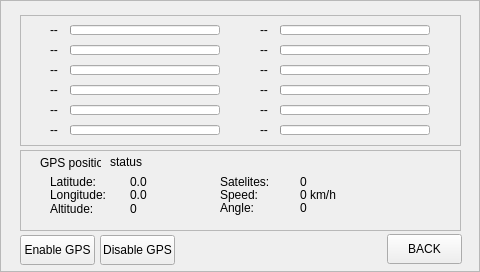
Qt form Pilocik/gpsinfowindow.ui (dotevo/Pilocik) before a commit.
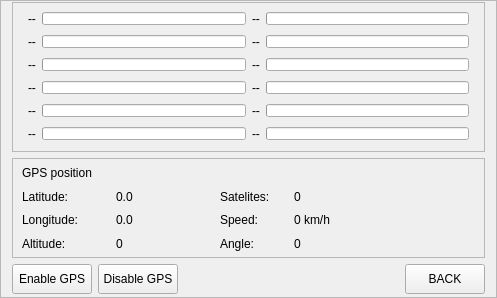
The same form after that commit.

Commit message: Speed widget, position marker, penguin-friendly file reading

```diff
--- a/Pilocik/gpsinfowindow.ui
+++ b/Pilocik/gpsinfowindow.ui
@@ -6,8 +6,8 @@
    <rect>
     <x>0</x>
     <y>0</y>
-    <width>480</width>
-    <height>272</height>
+    <width>497</width>
+    <height>298</height>
    </rect>
   </property>
   <property name="windowTitle">
@@ -19,643 +19,583 @@
   <property name="frameShadow">
    <enum>QFrame::Raised</enum>
   </property>
-  <widget class="QFrame" name="frame">
-   <property name="geometry">
-    <rect>
-     <x>20</x>
-     <y>15</y>
-     <width>441</width>
-     <height>131</height>
-    </rect>
-   </property>
-   <property name="frameShape">
-    <enum>QFrame::StyledPanel</enum>
-   </property>
-   <property name="frameShadow">
-    <enum>QFrame::Raised</enum>
-   </property>
-   <widget class="QLabel" name="sat_label_2">
-    <property name="geometry">
-     <rect>
-      <x>30</x>
-      <y>27</y>
-      <width>16</width>
-      <height>16</height>
-     </rect>
-    </property>
-    <property name="text">
-     <string>--</string>
-    </property>
-   </widget>
-   <widget class="QProgressBar" name="snr_2">
-    <property name="geometry">
-     <rect>
-      <x>50</x>
-      <y>30</y>
-      <width>150</width>
-      <height>10</height>
-     </rect>
-    </property>
-    <property name="value">
-     <number>0</number>
-    </property>
-    <property name="textVisible">
-     <bool>false</bool>
-    </property>
-   </widget>
-   <widget class="QLabel" name="sat_label_3">
-    <property name="geometry">
-     <rect>
-      <x>30</x>
-      <y>47</y>
-      <width>16</width>
-      <height>16</height>
-     </rect>
-    </property>
-    <property name="text">
-     <string>--</string>
-    </property>
-   </widget>
-   <widget class="QProgressBar" name="snr_3">
-    <property name="geometry">
-     <rect>
-      <x>50</x>
-      <y>50</y>
-      <width>150</width>
-      <height>10</height>
-     </rect>
-    </property>
-    <property name="value">
-     <number>0</number>
-    </property>
-    <property name="textVisible">
-     <bool>false</bool>
-    </property>
-   </widget>
-   <widget class="QLabel" name="sat_label_4">
-    <property name="geometry">
-     <rect>
-      <x>30</x>
-      <y>67</y>
-      <width>16</width>
-      <height>16</height>
-     </rect>
-    </property>
-    <property name="text">
-     <string>--</string>
-    </property>
-   </widget>
-   <widget class="QProgressBar" name="snr_4">
-    <property name="geometry">
-     <rect>
-      <x>50</x>
-      <y>70</y>
-      <width>150</width>
-      <height>10</height>
-     </rect>
-    </property>
-    <property name="value">
-     <number>0</number>
-    </property>
-    <property name="textVisible">
-     <bool>false</bool>
-    </property>
-   </widget>
-   <widget class="QLabel" name="sat_label_5">
-    <property name="geometry">
-     <rect>
-      <x>30</x>
-      <y>87</y>
-      <width>16</width>
-      <height>16</height>
-     </rect>
-    </property>
-    <property name="text">
-     <string>--</string>
-    </property>
-   </widget>
-   <widget class="QProgressBar" name="snr_5">
-    <property name="geometry">
-     <rect>
-      <x>50</x>
-      <y>90</y>
-      <width>150</width>
-      <height>10</height>
-     </rect>
-    </property>
-    <property name="value">
-     <number>0</number>
-    </property>
-    <property name="textVisible">
-     <bool>false</bool>
-    </property>
-   </widget>
-   <widget class="QLabel" name="sat_label_6">
-    <property name="geometry">
-     <rect>
-      <x>30</x>
-      <y>107</y>
-      <width>16</width>
-      <height>16</height>
-     </rect>
-    </property>
-    <property name="text">
-     <string>--</string>
-    </property>
-   </widget>
-   <widget class="QProgressBar" name="snr_6">
-    <property name="geometry">
-     <rect>
-      <x>50</x>
-      <y>110</y>
-      <width>150</width>
-      <height>10</height>
-     </rect>
-    </property>
-    <property name="value">
-     <number>0</number>
-    </property>
-    <property name="textVisible">
-     <bool>false</bool>
-    </property>
-   </widget>
-   <widget class="QLabel" name="sat_label_7">
-    <property name="geometry">
-     <rect>
-      <x>240</x>
-      <y>7</y>
-      <width>16</width>
-      <height>16</height>
-     </rect>
-    </property>
-    <property name="text">
-     <string>--</string>
-    </property>
-   </widget>
-   <widget class="QProgressBar" name="snr_7">
-    <property name="geometry">
-     <rect>
-      <x>260</x>
-      <y>10</y>
-      <width>150</width>
-      <height>10</height>
-     </rect>
-    </property>
-    <property name="value">
-     <number>0</number>
-    </property>
-    <property name="textVisible">
-     <bool>false</bool>
-    </property>
-   </widget>
-   <widget class="QLabel" name="sat_label_8">
-    <property name="geometry">
-     <rect>
-      <x>240</x>
-      <y>27</y>
-      <width>16</width>
-      <height>16</height>
-     </rect>
-    </property>
-    <property name="text">
-     <string>--</string>
-    </property>
-   </widget>
-   <widget class="QProgressBar" name="snr_8">
-    <property name="geometry">
-     <rect>
-      <x>260</x>
-      <y>30</y>
-      <width>150</width>
-      <height>10</height>
-     </rect>
-    </property>
-    <property name="value">
-     <number>0</number>
-    </property>
-    <property name="textVisible">
-     <bool>false</bool>
-    </property>
-   </widget>
-   <widget class="QLabel" name="sat_label_9">
-    <property name="geometry">
-     <rect>
-      <x>240</x>
-      <y>47</y>
-      <width>16</width>
-      <height>16</height>
-     </rect>
-    </property>
-    <property name="text">
-     <string>--</string>
-    </property>
-   </widget>
-   <widget class="QProgressBar" name="snr_9">
-    <property name="geometry">
-     <rect>
-      <x>260</x>
-      <y>50</y>
-      <width>150</width>
-      <height>10</height>
-     </rect>
-    </property>
-    <property name="value">
-     <number>0</number>
-    </property>
-    <property name="textVisible">
-     <bool>false</bool>
-    </property>
-   </widget>
-   <widget class="QLabel" name="sat_label_10">
-    <property name="geometry">
-     <rect>
-      <x>240</x>
-      <y>67</y>
-      <width>16</width>
-      <height>16</height>
-     </rect>
-    </property>
-    <property name="text">
-     <string>--</string>
-    </property>
-   </widget>
-   <widget class="QProgressBar" name="snr_10">
-    <property name="geometry">
-     <rect>
-      <x>260</x>
-      <y>70</y>
-      <width>150</width>
-      <height>10</height>
-     </rect>
-    </property>
-    <property name="value">
-     <number>0</number>
-    </property>
-    <property name="textVisible">
-     <bool>false</bool>
-    </property>
-   </widget>
-   <widget class="QLabel" name="sat_label_11">
-    <property name="geometry">
-     <rect>
-      <x>240</x>
-      <y>87</y>
-      <width>16</width>
-      <height>16</height>
-     </rect>
-    </property>
-    <property name="text">
-     <string>--</string>
-    </property>
-   </widget>
-   <widget class="QProgressBar" name="snr_11">
-    <property name="geometry">
-     <rect>
-      <x>260</x>
-      <y>90</y>
-      <width>150</width>
-      <height>10</height>
-     </rect>
-    </property>
-    <property name="value">
-     <number>0</number>
-    </property>
-    <property name="textVisible">
-     <bool>false</bool>
-    </property>
-   </widget>
-   <widget class="QLabel" name="sat_label_12">
-    <property name="geometry">
-     <rect>
-      <x>240</x>
-      <y>107</y>
-      <width>16</width>
-      <height>16</height>
-     </rect>
-    </property>
-    <property name="text">
-     <string>--</string>
-    </property>
-   </widget>
-   <widget class="QProgressBar" name="snr_12">
-    <property name="geometry">
-     <rect>
-      <x>260</x>
-      <y>110</y>
-      <width>150</width>
-      <height>10</height>
-     </rect>
-    </property>
-    <property name="value">
-     <number>0</number>
-    </property>
-    <property name="textVisible">
-     <bool>false</bool>
-    </property>
-   </widget>
-   <widget class="QLabel" name="sat_label_1">
-    <property name="geometry">
-     <rect>
-      <x>30</x>
-      <y>7</y>
-      <width>16</width>
-      <height>16</height>
-     </rect>
-    </property>
-    <property name="text">
-     <string>--</string>
-    </property>
-   </widget>
-   <widget class="QProgressBar" name="snr_1">
-    <property name="geometry">
-     <rect>
-      <x>50</x>
-      <y>10</y>
-      <width>150</width>
-      <height>10</height>
-     </rect>
-    </property>
-    <property name="value">
-     <number>0</number>
-    </property>
-    <property name="textVisible">
-     <bool>false</bool>
-    </property>
-   </widget>
-  </widget>
-  <widget class="QPushButton" name="gpsInfoBackButton">
-   <property name="geometry">
-    <rect>
-     <x>387</x>
-     <y>234</y>
-     <width>75</width>
-     <height>30</height>
-    </rect>
-   </property>
-   <property name="sizePolicy">
-    <sizepolicy hsizetype="Fixed" vsizetype="Fixed">
-     <horstretch>0</horstretch>
-     <verstretch>0</verstretch>
-    </sizepolicy>
-   </property>
-   <property name="minimumSize">
-    <size>
-     <width>0</width>
-     <height>30</height>
-    </size>
-   </property>
-   <property name="text">
-    <string>BACK</string>
-   </property>
-  </widget>
-  <widget class="QPushButton" name="startGPSButton">
-   <property name="geometry">
-    <rect>
-     <x>20</x>
-     <y>235</y>
-     <width>75</width>
-     <height>30</height>
-    </rect>
-   </property>
-   <property name="sizePolicy">
-    <sizepolicy hsizetype="Fixed" vsizetype="Fixed">
-     <horstretch>0</horstretch>
-     <verstretch>0</verstretch>
-    </sizepolicy>
-   </property>
-   <property name="minimumSize">
-    <size>
-     <width>0</width>
-     <height>30</height>
-    </size>
-   </property>
-   <property name="text">
-    <string>Enable GPS</string>
-   </property>
-  </widget>
-  <widget class="QPushButton" name="stopGPSButton">
-   <property name="geometry">
-    <rect>
-     <x>100</x>
-     <y>235</y>
-     <width>75</width>
-     <height>30</height>
-    </rect>
-   </property>
-   <property name="sizePolicy">
-    <sizepolicy hsizetype="Fixed" vsizetype="Fixed">
-     <horstretch>0</horstretch>
-     <verstretch>0</verstretch>
-    </sizepolicy>
-   </property>
-   <property name="minimumSize">
-    <size>
-     <width>0</width>
-     <height>30</height>
-    </size>
-   </property>
-   <property name="text">
-    <string>Disable GPS</string>
-   </property>
-  </widget>
-  <widget class="QFrame" name="frame_2">
-   <property name="geometry">
-    <rect>
-     <x>20</x>
-     <y>150</y>
-     <width>441</width>
-     <height>81</height>
-    </rect>
-   </property>
-   <property name="frameShape">
-    <enum>QFrame::StyledPanel</enum>
-   </property>
-   <property name="frameShadow">
-    <enum>QFrame::Raised</enum>
-   </property>
-   <widget class="QLabel" name="label">
-    <property name="geometry">
-     <rect>
-      <x>20</x>
-      <y>5</y>
-      <width>61</width>
-      <height>16</height>
-     </rect>
-    </property>
-    <property name="text">
-     <string>GPS position</string>
-    </property>
-   </widget>
-   <widget class="QLabel" name="label_2">
-    <property name="geometry">
-     <rect>
-      <x>30</x>
-      <y>24</y>
-      <width>71</width>
-      <height>16</height>
-     </rect>
-    </property>
-    <property name="text">
-     <string>Latitude:</string>
-    </property>
-   </widget>
-   <widget class="QLabel" name="label_3">
-    <property name="geometry">
-     <rect>
-      <x>30</x>
-      <y>37</y>
-      <width>71</width>
-      <height>16</height>
-     </rect>
-    </property>
-    <property name="text">
-     <string>Longitude:</string>
-    </property>
-   </widget>
-   <widget class="QLabel" name="label_4">
-    <property name="geometry">
-     <rect>
-      <x>30</x>
-      <y>51</y>
-      <width>61</width>
-      <height>16</height>
-     </rect>
-    </property>
-    <property name="text">
-     <string>Altitude:</string>
-    </property>
-   </widget>
-   <widget class="QLabel" name="label_5">
-    <property name="geometry">
-     <rect>
-      <x>200</x>
-      <y>24</y>
-      <width>61</width>
-      <height>16</height>
-     </rect>
-    </property>
-    <property name="text">
-     <string>Satelites:</string>
-    </property>
-   </widget>
-   <widget class="QLabel" name="label_6">
-    <property name="geometry">
-     <rect>
-      <x>200</x>
-      <y>37</y>
-      <width>61</width>
-      <height>16</height>
-     </rect>
-    </property>
-    <property name="text">
-     <string>Speed:</string>
-    </property>
-   </widget>
-   <widget class="QLabel" name="label_7">
-    <property name="geometry">
-     <rect>
-      <x>200</x>
-      <y>50</y>
-      <width>61</width>
-      <height>16</height>
-     </rect>
-    </property>
-    <property name="text">
-     <string>Angle:</string>
-    </property>
-   </widget>
-   <widget class="QLabel" name="speed">
-    <property name="geometry">
-     <rect>
-      <x>280</x>
-      <y>37</y>
-      <width>111</width>
-      <height>16</height>
-     </rect>
-    </property>
-    <property name="text">
-     <string>0 km/h</string>
-    </property>
-   </widget>
-   <widget class="QLabel" name="alt">
-    <property name="geometry">
-     <rect>
-      <x>110</x>
-      <y>51</y>
-      <width>51</width>
-      <height>16</height>
-     </rect>
-    </property>
-    <property name="text">
-     <string>0</string>
-    </property>
-   </widget>
-   <widget class="QLabel" name="angle">
-    <property name="geometry">
-     <rect>
-      <x>280</x>
-      <y>50</y>
-      <width>111</width>
-      <height>16</height>
-     </rect>
-    </property>
-    <property name="text">
-     <string>0</string>
-    </property>
-   </widget>
-   <widget class="QLabel" name="lat">
-    <property name="geometry">
-     <rect>
-      <x>110</x>
-      <y>24</y>
-      <width>51</width>
-      <height>16</height>
-     </rect>
-    </property>
-    <property name="text">
-     <string>0.0</string>
-    </property>
-   </widget>
-   <widget class="QLabel" name="satNo">
-    <property name="geometry">
-     <rect>
-      <x>280</x>
-      <y>24</y>
-      <width>111</width>
-      <height>16</height>
-     </rect>
-    </property>
-    <property name="text">
-     <string>0</string>
-    </property>
-   </widget>
-   <widget class="QLabel" name="lon">
-    <property name="geometry">
-     <rect>
-      <x>110</x>
-      <y>37</y>
-      <width>51</width>
-      <height>16</height>
-     </rect>
-    </property>
-    <property name="text">
-     <string>0.0</string>
-    </property>
-   </widget>
-   <widget class="QLabel" name="status">
-    <property name="geometry">
-     <rect>
-      <x>90</x>
-      <y>4</y>
-      <width>331</width>
-      <height>16</height>
-     </rect>
-    </property>
-    <property name="text">
-     <string>status</string>
-    </property>
-   </widget>
-  </widget>
+  <layout class="QGridLayout" name="gridLayout_2">
+   <property name="topMargin">
+    <number>0</number>
+   </property>
+   <property name="bottomMargin">
+    <number>0</number>
+   </property>
+   <property name="verticalSpacing">
+    <number>5</number>
+   </property>
+   <item row="1" column="0" colspan="6">
+    <widget class="QFrame" name="frame_2">
+     <property name="minimumSize">
+      <size>
+       <width>0</width>
+       <height>70</height>
+      </size>
+     </property>
+     <property name="maximumSize">
+      <size>
+       <width>16777215</width>
+       <height>100</height>
+      </size>
+     </property>
+     <property name="frameShape">
+      <enum>QFrame::StyledPanel</enum>
+     </property>
+     <property name="frameShadow">
+      <enum>QFrame::Raised</enum>
+     </property>
+     <layout class="QGridLayout" name="gridLayout_3">
+      <property name="topMargin">
+       <number>2</number>
+      </property>
+      <property name="bottomMargin">
+       <number>2</number>
+      </property>
+      <property name="horizontalSpacing">
+       <number>4</number>
+      </property>
+      <property name="verticalSpacing">
+       <number>0</number>
+      </property>
+      <item row="0" column="0">
+       <widget class="QLabel" name="label">
+        <property name="maximumSize">
+         <size>
+          <width>90</width>
+          <height>16777215</height>
+         </size>
+        </property>
+        <property name="text">
+         <string>GPS position</string>
+        </property>
+       </widget>
+      </item>
+      <item row="1" column="0">
+       <widget class="QLabel" name="label_2">
+        <property name="maximumSize">
+         <size>
+          <width>90</width>
+          <height>16777215</height>
+         </size>
+        </property>
+        <property name="text">
+         <string>Latitude:</string>
+        </property>
+       </widget>
+      </item>
+      <item row="1" column="1">
+       <widget class="QLabel" name="lat">
+        <property name="maximumSize">
+         <size>
+          <width>100</width>
+          <height>16777215</height>
+         </size>
+        </property>
+        <property name="text">
+         <string>0.0</string>
+        </property>
+       </widget>
+      </item>
+      <item row="1" column="2">
+       <widget class="QLabel" name="label_5">
+        <property name="maximumSize">
+         <size>
+          <width>70</width>
+          <height>16777215</height>
+         </size>
+        </property>
+        <property name="text">
+         <string>Satelites:</string>
+        </property>
+       </widget>
+      </item>
+      <item row="1" column="3">
+       <widget class="QLabel" name="satNo">
+        <property name="text">
+         <string>0</string>
+        </property>
+       </widget>
+      </item>
+      <item row="2" column="0">
+       <widget class="QLabel" name="label_3">
+        <property name="maximumSize">
+         <size>
+          <width>90</width>
+          <height>16777215</height>
+         </size>
+        </property>
+        <property name="text">
+         <string>Longitude:</string>
+        </property>
+       </widget>
+      </item>
+      <item row="2" column="1">
+       <widget class="QLabel" name="lon">
+        <property name="maximumSize">
+         <size>
+          <width>100</width>
+          <height>16777215</height>
+         </size>
+        </property>
+        <property name="text">
+         <string>0.0</string>
+        </property>
+       </widget>
+      </item>
+      <item row="2" column="2">
+       <widget class="QLabel" name="label_6">
+        <property name="maximumSize">
+         <size>
+          <width>70</width>
+          <height>16777215</height>
+         </size>
+        </property>
+        <property name="text">
+         <string>Speed:</string>
+        </property>
+       </widget>
+      </item>
+      <item row="2" column="3">
+       <widget class="QLabel" name="speed">
+        <property name="text">
+         <string>0 km/h</string>
+        </property>
+       </widget>
+      </item>
+      <item row="3" column="0">
+       <widget class="QLabel" name="label_4">
+        <property name="maximumSize">
+         <size>
+          <width>90</width>
+          <height>16777215</height>
+         </size>
+        </property>
+        <property name="text">
+         <string>Altitude:</string>
+        </property>
+       </widget>
+      </item>
+      <item row="3" column="1">
+       <widget class="QLabel" name="alt">
+        <property name="maximumSize">
+         <size>
+          <width>100</width>
+          <height>16777215</height>
+         </size>
+        </property>
+        <property name="text">
+         <string>0</string>
+        </property>
+       </widget>
+      </item>
+      <item row="3" column="2">
+       <widget class="QLabel" name="label_7">
+        <property name="maximumSize">
+         <size>
+          <width>70</width>
+          <height>16777215</height>
+         </size>
+        </property>
+        <property name="text">
+         <string>Angle:</string>
+        </property>
+       </widget>
+      </item>
+      <item row="3" column="3">
+       <widget class="QLabel" name="angle">
+        <property name="text">
+         <string>0</string>
+        </property>
+       </widget>
+      </item>
+      <item row="0" column="3">
+       <widget class="QLabel" name="status">
+        <property name="text">
+         <string> </string>
+        </property>
+       </widget>
+      </item>
+     </layout>
+    </widget>
+   </item>
+   <item row="2" column="5">
+    <widget class="QPushButton" name="gpsInfoBackButton">
+     <property name="sizePolicy">
+      <sizepolicy hsizetype="Fixed" vsizetype="Fixed">
+       <horstretch>0</horstretch>
+       <verstretch>0</verstretch>
+      </sizepolicy>
+     </property>
+     <property name="minimumSize">
+      <size>
+       <width>0</width>
+       <height>30</height>
+      </size>
+     </property>
+     <property name="text">
+      <string>BACK</string>
+     </property>
+    </widget>
+   </item>
+   <item row="2" column="0">
+    <widget class="QPushButton" name="startGPSButton">
+     <property name="sizePolicy">
+      <sizepolicy hsizetype="Fixed" vsizetype="Fixed">
+       <horstretch>0</horstretch>
+       <verstretch>0</verstretch>
+      </sizepolicy>
+     </property>
+     <property name="minimumSize">
+      <size>
+       <width>0</width>
+       <height>30</height>
+      </size>
+     </property>
+     <property name="text">
+      <string>Enable GPS</string>
+     </property>
+    </widget>
+   </item>
+   <item row="2" column="1">
+    <widget class="QPushButton" name="stopGPSButton">
+     <property name="sizePolicy">
+      <sizepolicy hsizetype="Fixed" vsizetype="Fixed">
+       <horstretch>0</horstretch>
+       <verstretch>0</verstretch>
+      </sizepolicy>
+     </property>
+     <property name="minimumSize">
+      <size>
+       <width>0</width>
+       <height>30</height>
+      </size>
+     </property>
+     <property name="text">
+      <string>Disable GPS</string>
+     </property>
+    </widget>
+   </item>
+   <item row="0" column="0" colspan="6">
+    <widget class="QFrame" name="frame">
+     <property name="minimumSize">
+      <size>
+       <width>0</width>
+       <height>100</height>
+      </size>
+     </property>
+     <property name="maximumSize">
+      <size>
+       <width>16777215</width>
+       <height>150</height>
+      </size>
+     </property>
+     <property name="frameShape">
+      <enum>QFrame::StyledPanel</enum>
+     </property>
+     <property name="frameShadow">
+      <enum>QFrame::Raised</enum>
+     </property>
+     <layout class="QGridLayout" name="gridLayout">
+      <property name="leftMargin">
+       <number>15</number>
+      </property>
+      <property name="topMargin">
+       <number>4</number>
+      </property>
+      <property name="rightMargin">
+       <number>15</number>
+      </property>
+      <property name="bottomMargin">
+       <number>4</number>
+      </property>
+      <property name="verticalSpacing">
+       <number>4</number>
+      </property>
+      <item row="0" column="0">
+       <widget class="QLabel" name="sat_label_1">
+        <property name="text">
+         <string>--</string>
+        </property>
+       </widget>
+      </item>
+      <item row="0" column="1">
+       <widget class="QProgressBar" name="snr_1">
+        <property name="maximumSize">
+         <size>
+          <width>16777215</width>
+          <height>13</height>
+         </size>
+        </property>
+        <property name="value">
+         <number>0</number>
+        </property>
+        <property name="textVisible">
+         <bool>false</bool>
+        </property>
+       </widget>
+      </item>
+      <item row="0" column="2">
+       <widget class="QLabel" name="sat_label_7">
+        <property name="text">
+         <string>--</string>
+        </property>
+       </widget>
+      </item>
+      <item row="0" column="3">
+       <widget class="QProgressBar" name="snr_7">
+        <property name="maximumSize">
+         <size>
+          <width>16777215</width>
+          <height>13</height>
+         </size>
+        </property>
+        <property name="value">
+         <number>0</number>
+        </property>
+        <property name="textVisible">
+         <bool>false</bool>
+        </property>
+       </widget>
+      </item>
+      <item row="1" column="0">
+       <widget class="QLabel" name="sat_label_2">
+        <property name="text">
+         <string>--</string>
+        </property>
+       </widget>
+      </item>
+      <item row="1" column="1">
+       <widget class="QProgressBar" name="snr_2">
+        <property name="maximumSize">
+         <size>
+          <width>16777215</width>
+          <height>13</height>
+         </size>
+        </property>
+        <property name="value">
+         <number>0</number>
+        </property>
+        <property name="textVisible">
+         <bool>false</bool>
+        </property>
+       </widget>
+      </item>
+      <item row="1" column="2">
+       <widget class="QLabel" name="sat_label_8">
+        <property name="text">
+         <string>--</string>
+        </property>
+       </widget>
+      </item>
+      <item row="1" column="3">
+       <widget class="QProgressBar" name="snr_8">
+        <property name="maximumSize">
+         <size>
+          <width>16777215</width>
+          <height>13</height>
+         </size>
+        </property>
+        <property name="value">
+         <number>0</number>
+        </property>
+        <property name="textVisible">
+         <bool>false</bool>
+        </property>
+       </widget>
+      </item>
+      <item row="2" column="0">
+       <widget class="QLabel" name="sat_label_3">
+        <property name="text">
+         <string>--</string>
+        </property>
+       </widget>
+      </item>
+      <item row="2" column="1">
+       <widget class="QProgressBar" name="snr_3">
+        <property name="maximumSize">
+         <size>
+          <width>16777215</width>
+          <height>13</height>
+         </size>
+        </property>
+        <property name="value">
+         <number>0</number>
+        </property>
+        <property name="textVisible">
+         <bool>false</bool>
+        </property>
+       </widget>
+      </item>
+      <item row="2" column="2">
+       <widget class="QLabel" name="sat_label_9">
+        <property name="text">
+         <string>--</string>
+        </property>
+       </widget>
+      </item>
+      <item row="2" column="3">
+       <widget class="QProgressBar" name="snr_9">
+        <property name="maximumSize">
+         <size>
+          <width>16777215</width>
+          <height>13</height>
+         </size>
+        </property>
+        <property name="value">
+         <number>0</number>
+        </property>
+        <property name="textVisible">
+         <bool>false</bool>
+        </property>
+       </widget>
+      </item>
+      <item row="3" column="0">
+       <widget class="QLabel" name="sat_label_4">
+        <property name="text">
+         <string>--</string>
+        </property>
+       </widget>
+      </item>
+      <item row="3" column="1">
+       <widget class="QProgressBar" name="snr_4">
+        <property name="maximumSize">
+         <size>
+          <width>16777215</width>
+          <height>13</height>
+         </size>
+        </property>
+        <property name="value">
+         <number>0</number>
+        </property>
+        <property name="textVisible">
+         <bool>false</bool>
+        </property>
+       </widget>
+      </item>
+      <item row="3" column="2">
+       <widget class="QLabel" name="sat_label_10">
+        <property name="text">
+         <string>--</string>
+        </property>
+       </widget>
+      </item>
+      <item row="3" column="3">
+       <widget class="QProgressBar" name="snr_10">
+        <property name="maximumSize">
+         <size>
+          <width>16777215</width>
+          <height>13</height>
+         </size>
+        </property>
+        <property name="value">
+         <number>0</number>
+        </property>
+        <property name="textVisible">
+         <bool>false</bool>
+        </property>
+       </widget>
+      </item>
+      <item row="4" column="0">
+       <widget class="QLabel" name="sat_label_5">
+        <property name="text">
+         <string>--</string>
+        </property>
+       </widget>
+      </item>
+      <item row="4" column="1">
+       <widget class="QProgressBar" name="snr_5">
+        <property name="maximumSize">
+         <size>
+          <width>16777215</width>
+          <height>13</height>
+         </size>
+        </property>
+        <property name="value">
+         <number>0</number>
+        </property>
+        <property name="textVisible">
+         <bool>false</bool>
+        </property>
+       </widget>
+      </item>
+      <item row="4" column="2">
+       <widget class="QLabel" name="sat_label_11">
+        <property name="text">
+         <string>--</string>
+        </property>
+       </widget>
+      </item>
+      <item row="4" column="3">
+       <widget class="QProgressBar" name="snr_11">
+        <property name="maximumSize">
+         <size>
+          <width>16777215</width>
+          <height>13</height>
+         </size>
+        </property>
+        <property name="value">
+         <number>0</number>
+        </property>
+        <property name="textVisible">
+         <bool>false</bool>
+        </property>
+       </widget>
+      </item>
+      <item row="5" column="0">
+       <widget class="QLabel" name="sat_label_6">
+        <property name="text">
+         <string>--</string>
+        </property>
+       </widget>
+      </item>
+      <item row="5" column="1">
+       <widget class="QProgressBar" name="snr_6">
+        <property name="maximumSize">
+         <size>
+          <width>16777215</width>
+          <height>13</height>
+         </size>
+        </property>
+        <property name="value">
+         <number>0</number>
+        </property>
+        <property name="textVisible">
+         <bool>false</bool>
+        </property>
+       </widget>
+      </item>
+      <item row="5" column="2">
+       <widget class="QLabel" name="sat_label_12">
+        <property name="text">
+         <string>--</string>
+        </property>
+       </widget>
+      </item>
+      <item row="5" column="3">
+       <widget class="QProgressBar" name="snr_12">
+        <property name="maximumSize">
+         <size>
+          <width>16777215</width>
+          <height>13</height>
+         </size>
+        </property>
+        <property name="value">
+         <number>0</number>
+        </property>
+        <property name="textVisible">
+         <bool>false</bool>
+        </property>
+       </widget>
+      </item>
+     </layout>
+    </widget>
+   </item>
+  </layout>
  </widget>
  <resources/>
  <connections/>
```
The commit also changes 17 other files.
